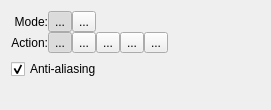
KDE/krita, file libs/ui/forms/wdgselectionoptions.ui: the form before one commit.
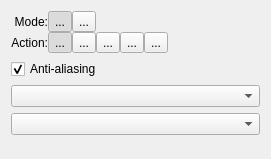
The form after the commit. Custom widgets are drawn as their Qt base class.

Commit message:
Implement Fill Tool and magic wand on color labeled layers
Before this commit, Fill Tool and Contiguous Selection Tool
would have only two modes: to work on
a specific layer or to work on a projection of the whole image.
This commit adds a new mode: working on a set of layers that are
labeled with a specific color label. The user can choose it in
Tool Options.

Three modes:
- current layer
- all layers
- color labeled layers - there can be multiple labels selected

Diff of the .ui file:
```diff
--- a/libs/ui/forms/wdgselectionoptions.ui
+++ b/libs/ui/forms/wdgselectionoptions.ui
@@ -7,7 +7,7 @@
     <x>0</x>
     <y>0</y>
     <width>271</width>
-    <height>110</height>
+    <height>159</height>
    </rect>
   </property>
   <layout class="QFormLayout" name="formLayout">
@@ -185,6 +185,12 @@
      </property>
     </widget>
    </item>
+   <item row="3" column="0" colspan="2">
+    <widget class="KisColorFilterCombo" name="cmbColorLabels"/>
+   </item>
+   <item row="2" column="0" colspan="2">
+    <widget class="QComboBox" name="cmbSampleLayersMode"/>
+   </item>
   </layout>
  </widget>
  <customwidgets>
@@ -193,6 +199,11 @@
    <extends>QToolButton</extends>
    <header location="global">KoGroupButton.h</header>
   </customwidget>
+  <customwidget>
+   <class>KisColorFilterCombo</class>
+   <extends>QComboBox</extends>
+   <header>kis_color_filter_combo.h</header>
+  </customwidget>
  </customwidgets>
  <resources/>
  <connections/>
```
The commit also changes 17 other files.
